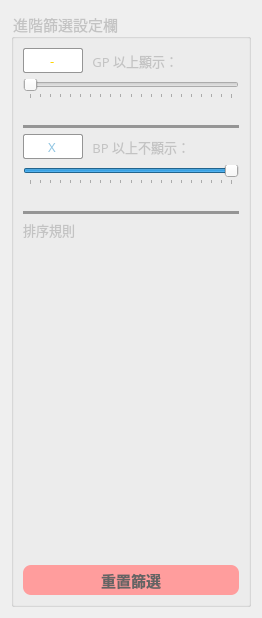
Before: the Qt Designer form resource/ui/filterWidget.ui in Bill2015/PyQt-Bahamut-Image-Downloader, drawn with Qt 5.
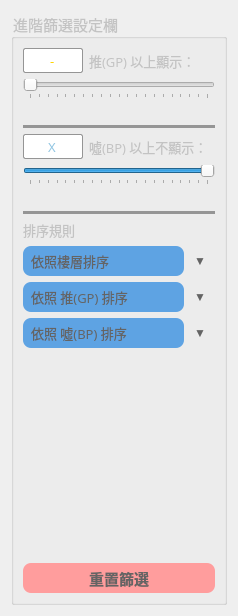
After: the same form once the commit is applied.

The edit to the form file:
```diff
--- a/resource/ui/filterWidget.ui
+++ b/resource/ui/filterWidget.ui
@@ -6,8 +6,8 @@
    <rect>
     <x>0</x>
     <y>0</y>
-    <width>262</width>
-    <height>618</height>
+    <width>238</width>
+    <height>616</height>
    </rect>
   </property>
   <property name="windowTitle">
@@ -78,7 +78,7 @@
            <string notr="true">color:rgb(195, 195, 195)</string>
           </property>
           <property name="text">
-           <string> GP 以上顯示：</string>
+           <string>推(GP) 以上顯示：</string>
           </property>
          </widget>
         </item>
@@ -185,7 +185,7 @@
            <string notr="true">color:rgb(195, 195, 195)</string>
           </property>
           <property name="text">
-           <string> BP 以上不顯示：</string>
+           <string>噓(BP) 以上不顯示：</string>
           </property>
          </widget>
         </item>
@@ -268,6 +268,293 @@
         </property>
        </widget>
       </item>
+      <item>
+       <layout class="QHBoxLayout" name="horizontalLayout_4">
+        <property name="spacing">
+         <number>1</number>
+        </property>
+        <item>
+         <widget class="QPushButton" name="floorSortButton">
+          <property name="minimumSize">
+           <size>
+            <width>0</width>
+            <height>30</height>
+           </size>
+          </property>
+          <property name="font">
+           <font>
+            <family>微軟正黑體</family>
+            <pointsize>10</pointsize>
+           </font>
+          </property>
+          <property name="contextMenuPolicy">
+           <enum>Qt::DefaultContextMenu</enum>
+          </property>
+          <property name="styleSheet">
+           <string notr="true">QPushButton#floorSortButton[toggle=true]{
+	color: rgb(239, 239, 239);
+	font-weight: 250;
+}
+QPushButton#floorSortButton:hover
+{
+  	background-color: rgb(1, 153, 255);
+	color: rgb(229, 229, 229);
+}
+QPushButton#floorSortButton{
+	color:rgb(100, 100, 100);
+	background-color:rgb(94, 163, 227);
+	border-style: solid;
+	border-radius: 8px;
+	text-align:left; 
+	padding-left: 8px;
+}
+
+
+</string>
+          </property>
+          <property name="text">
+           <string>依照樓層排序</string>
+          </property>
+          <property name="autoDefault">
+           <bool>false</bool>
+          </property>
+         </widget>
+        </item>
+        <item>
+         <widget class="QPushButton" name="floorAscButton">
+          <property name="minimumSize">
+           <size>
+            <width>0</width>
+            <height>30</height>
+           </size>
+          </property>
+          <property name="maximumSize">
+           <size>
+            <width>30</width>
+            <height>16777215</height>
+           </size>
+          </property>
+          <property name="toolTip">
+           <string>遞減排序</string>
+          </property>
+          <property name="toolTipDuration">
+           <number>-1</number>
+          </property>
+          <property name="statusTip">
+           <string/>
+          </property>
+          <property name="styleSheet">
+           <string notr="true">QPushButton#floorAscButton[toggle=true]{
+	color: rgb(239, 239, 239);
+	font-weight: 250;
+}
+QPushButton#floorAscButton:hover
+{
+	background-color: none;
+	color: rgb(229, 229, 229);
+}
+QPushButton#floorAscButton{
+	color:rgb(100, 100, 100);
+	background-color: none;
+	border-style: solid;
+	border-radius: 8px;
+}
+QPushButton#floorAscButton QToolTip{
+	background-color: white;
+	color: rgb(0, 153, 255);
+	border-style: none;
+	border-radius: 8px;
+}</string>
+          </property>
+          <property name="text">
+           <string>▼</string>
+          </property>
+         </widget>
+        </item>
+       </layout>
+      </item>
+      <item>
+       <layout class="QHBoxLayout" name="horizontalLayout_5">
+        <property name="spacing">
+         <number>1</number>
+        </property>
+        <item>
+         <widget class="QPushButton" name="gpSortButton">
+          <property name="minimumSize">
+           <size>
+            <width>0</width>
+            <height>30</height>
+           </size>
+          </property>
+          <property name="font">
+           <font>
+            <family>微軟正黑體</family>
+            <pointsize>10</pointsize>
+           </font>
+          </property>
+          <property name="styleSheet">
+           <string notr="true">QPushButton#gpSortButton[toggle=true]{
+	color: rgb(239, 239, 239);
+	font-weight: 250;
+}
+QPushButton#gpSortButton:hover
+{
+  	background-color: rgb(1, 153, 255);
+	color: rgb(229, 229, 229);
+}
+QPushButton#gpSortButton{
+	color:rgb(100, 100, 100);
+	background-color:rgb(94, 163, 227);
+	border-style: solid;
+	border-radius: 8px;
+	text-align:left; 
+	padding-left: 8px;
+}
+</string>
+          </property>
+          <property name="text">
+           <string>依照 推(GP) 排序</string>
+          </property>
+         </widget>
+        </item>
+        <item>
+         <widget class="QPushButton" name="gpAscButton">
+          <property name="minimumSize">
+           <size>
+            <width>0</width>
+            <height>30</height>
+           </size>
+          </property>
+          <property name="maximumSize">
+           <size>
+            <width>30</width>
+            <height>16777215</height>
+           </size>
+          </property>
+          <property name="toolTip">
+           <string>遞減排序</string>
+          </property>
+          <property name="styleSheet">
+           <string notr="true">QPushButton#gpAscButton[toggle=true]{
+	color: rgb(239, 239, 239);
+	font-weight: 250;
+}
+QPushButton#gpAscButton:hover
+{
+	background-color: none;
+	color: rgb(229, 229, 229);
+}
+QPushButton#gpAscButton{
+	color:rgb(100, 100, 100);
+	background-color: none;
+	border-style: solid;
+	border-radius: 8px;
+}
+QPushButton#gpAscButton QToolTip{
+	background-color: white;
+	color: rgb(0, 153, 255);
+	border-style: none;
+	border-radius: 8px;
+}</string>
+          </property>
+          <property name="text">
+           <string>▼</string>
+          </property>
+         </widget>
+        </item>
+       </layout>
+      </item>
+      <item>
+       <layout class="QHBoxLayout" name="horizontalLayout_6">
+        <property name="spacing">
+         <number>1</number>
+        </property>
+        <item>
+         <widget class="QPushButton" name="bpSortButton">
+          <property name="minimumSize">
+           <size>
+            <width>0</width>
+            <height>30</height>
+           </size>
+          </property>
+          <property name="font">
+           <font>
+            <family>微軟正黑體</family>
+            <pointsize>10</pointsize>
+           </font>
+          </property>
+          <property name="styleSheet">
+           <string notr="true">QPushButton#bpSortButton[toggle=true]{
+	color: rgb(239, 239, 239);
+	font-weight: 250;
+}
+QPushButton#bpSortButton:hover
+{
+  	background-color: rgb(1, 153, 255);
+	color: rgb(229, 229, 229);
+}
+QPushButton#bpSortButton{
+	color:rgb(100, 100, 100);
+	background-color:rgb(94, 163, 227);
+	border-style: solid;
+	border-radius: 8px;
+	text-align:left; 
+	padding-left: 8px;
+}
+</string>
+          </property>
+          <property name="text">
+           <string>依照 噓(BP) 排序</string>
+          </property>
+         </widget>
+        </item>
+        <item>
+         <widget class="QPushButton" name="bpAscButton">
+          <property name="minimumSize">
+           <size>
+            <width>0</width>
+            <height>30</height>
+           </size>
+          </property>
+          <property name="maximumSize">
+           <size>
+            <width>30</width>
+            <height>16777215</height>
+           </size>
+          </property>
+          <property name="toolTip">
+           <string>遞減排序</string>
+          </property>
+          <property name="styleSheet">
+           <string notr="true">QPushButton#bpAscButton[toggle=true]{
+	color: rgb(239, 239, 239);
+	font-weight: 250;
+}
+QPushButton#bpAscButton:hover
+{
+	background-color: none;
+	color: rgb(229, 229, 229);
+}
+QPushButton#bpAscButton{
+	color:rgb(100, 100, 100);
+	background-color: none;
+	border-style: solid;
+	border-radius: 8px;
+}
+QPushButton#bpAscButton QToolTip{
+	background-color: white;
+	color: rgb(0, 153, 255);
+	border-style: none;
+	border-radius: 8px;
+}</string>
+          </property>
+          <property name="text">
+           <string>▼</string>
+          </property>
+         </widget>
+        </item>
+       </layout>
+      </item>
       <item>
        <spacer name="verticalSpacer">
         <property name="orientation">
```
Left out of the diff: 3 changed lines with no effect on the pictures.
